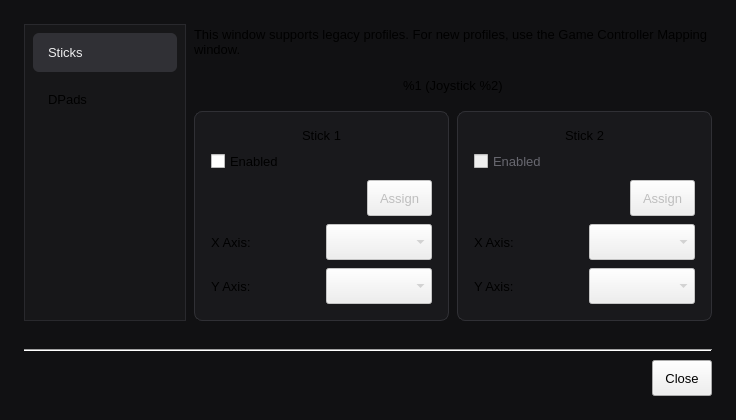
Old version of the form src/gui/advancestickassignmentdialog.ui in the repository davaughnl/Pad.
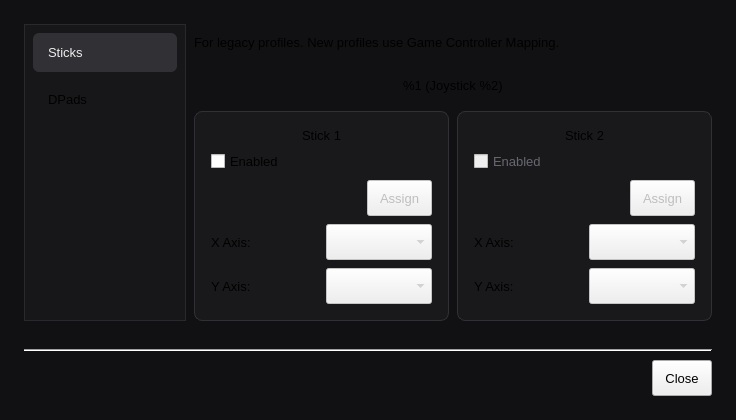
New version of the form. Icons and pictures are not drawn.

Commit message: Pad copy sweep: About Info copy, Pad-voice strings, Refresh controllers

What changed in the file:
```diff
--- a/src/gui/advancestickassignmentdialog.ui
+++ b/src/gui/advancestickassignmentdialog.ui
@@ -100,7 +100,7 @@
            <item>
             <widget class="QLabel" name="versionTwoMessageLabel">
              <property name="text">
-              <string>This window supports legacy profiles. For new profiles, use the Game Controller Mapping window.</string>
+              <string>For legacy profiles. New profiles use Game Controller Mapping.</string>
              </property>
              <property name="wordWrap">
               <bool>true</bool>
```
The commit also changes 19 other files.
